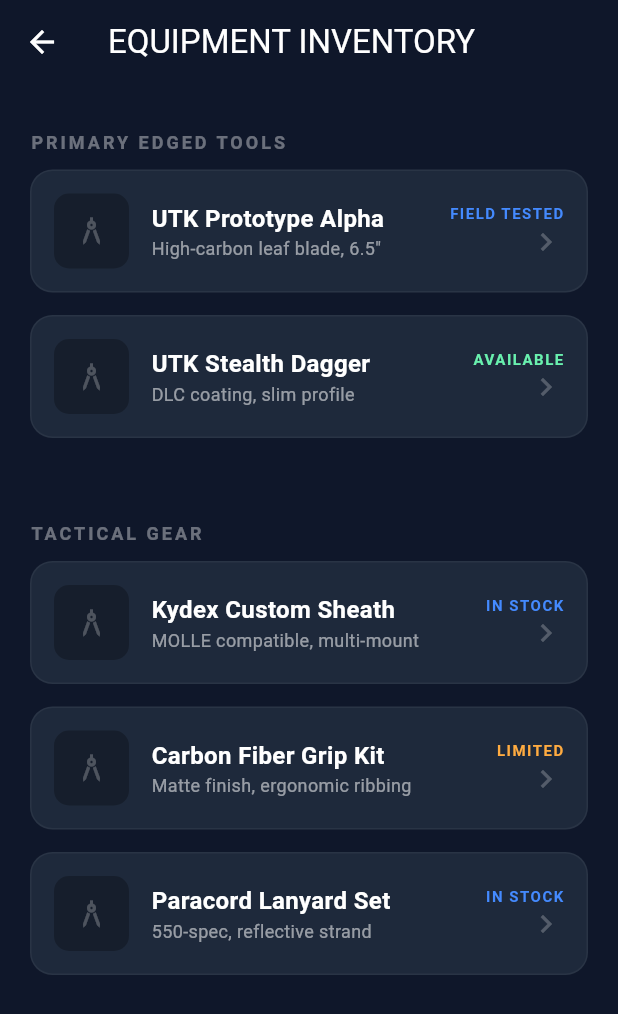
After one commit to lilianbrinzan/utk-moldova, a Flutter app: the screen it shows after launch, after a tap on "EQUIPMENT", on a phone screen of 412 x 824 dp. The commit adds this screen. Shown: the top 1014 px of the screen. Run offline on Flutter 3.47's test engine with Material 3 defaults, Android fonts, the phone set to English and light mode, and no system bars.

Commit message:
Add Mobile Engine - Flutter

```diff
--- a/utk_app/lib/main.dart
+++ b/utk_app/lib/main.dart
@@ -1,4 +1,5 @@
 import 'package:flutter/material.dart';
+import 'screens/inventory_screen.dart';
 
 void main() {
   runApp(const UTKApp());
@@ -56,10 +57,12 @@ class UTKDashboard extends StatelessWidget {
                 crossAxisSpacing: 15,
                 mainAxisSpacing: 15,
                 children: [
-                   _buildTacticalCard('Courses', Icons.school, Colors.blueAccent),
-                   _buildTacticalCard('Equipment', Icons.shield, Colors.grey),
-                   _buildTacticalCard('Techniques', Icons.military_tech, Colors.orangeAccent),
-                   _buildTacticalCard('Community', Icons.groups, Colors.blueAccent),
+                   _buildTacticalCard(context, 'Courses', Icons.school, Colors.blueAccent),
+                   _buildTacticalCard(context, 'Equipment', Icons.shield, Colors.grey, onTap: () {
+                     Navigator.push(context, MaterialPageRoute(builder: (context) => const InventoryScreen()));
+                   }),
+                   _buildTacticalCard(context, 'Techniques', Icons.military_tech, Colors.orangeAccent),
+                   _buildTacticalCard(context, 'Community', Icons.groups, Colors.blueAccent),
                 ],
               ),
             ),
@@ -78,8 +81,10 @@ class UTKDashboard extends StatelessWidget {
     );
   }
 
-  Widget _buildTacticalCard(String title, IconData icon, Color accent) {
-    return Container(
+  Widget _buildTacticalCard(BuildContext context, String title, IconData icon, Color accent, {VoidCallback? onTap}) {
+    return GestureDetector(
+      onTap: onTap,
+      child: Container(
         decoration: BoxDecoration(
           color: const Color(0xFF1E293B),
           borderRadius: BorderRadius.circular(20),
@@ -107,6 +112,7 @@ class UTKDashboard extends StatelessWidget {
             ),
           ],
         ),
+      ),
     );
   }
 }
--- /dev/null
+++ b/utk_app/lib/screens/inventory_screen.dart
@@ -0,0 +1,94 @@
+import 'package:flutter/material.dart';
+
+class InventoryScreen extends StatelessWidget {
+  const InventoryScreen({super.key});
+
+  @override
+  Widget build(BuildContext context) {
+    return Scaffold(
+      appBar: AppBar(
+        title: const Text('EQUIPMENT INVENTORY'),
+        backgroundColor: Colors.transparent,
+        elevation: 0,
+      ),
+      body: ListView(
+        padding: const EdgeInsets.all(20),
+        children: [
+          _buildInventoryHeader('Primary Edged Tools'),
+          _buildGearItem('UTK Prototype Alpha', 'High-carbon leaf blade, 6.5"', 'Field Tested', Colors.blueAccent),
+          _buildGearItem('UTK Stealth Dagger', 'DLC coating, slim profile', 'Available', Colors.greenAccent),
+          const SizedBox(height: 30),
+          _buildInventoryHeader('Tactical Gear'),
+          _buildGearItem('Kydex Custom Sheath', 'MOLLE compatible, multi-mount', 'In Stock', Colors.blueAccent),
+          _buildGearItem('Carbon Fiber Grip Kit', 'Matte finish, ergonomic ribbing', 'Limited', Colors.orangeAccent),
+          _buildGearItem('Paracord Lanyard Set', '550-spec, reflective strand', 'In Stock', Colors.blueAccent),
+        ],
+      ),
+    );
+  }
+
+  Widget _buildInventoryHeader(String title) {
+    return Padding(
+      padding: const EdgeInsets.symmetric(vertical: 10),
+      child: Text(
+        title.toUpperCase(),
+        style: const TextStyle(
+          color: Colors.white38,
+          fontSize: 12,
+          fontWeight: FontWeight.bold,
+          letterSpacing: 2,
+        ),
+      ),
+    );
+  }
+
+  Widget _buildGearItem(String name, String desc, String status, Color statusColor) {
+    return Container(
+      margin: const EdgeInsets.only(bottom: 15),
+      padding: const EdgeInsets.all(15),
+      decoration: BoxDecoration(
+        color: const Color(0xFF1E293B),
+        borderRadius: BorderRadius.circular(15),
+        border: Border.all(color: Colors.white.withOpacity(0.05)),
+      ),
+      child: Row(
+        children: [
+          Container(
+            width: 50,
+            height: 50,
+            decoration: BoxDecoration(
+              color: Colors.black26,
+              borderRadius: BorderRadius.circular(10),
+            ),
+            child: const Icon(Icons.architecture, color: Colors.white24),
+          ),
+          const SizedBox(width: 15),
+          Expanded(
+            child: Column(
+              crossAxisAlignment: CrossAxisAlignment.start,
+              children: [
+                Text(name, style: const TextStyle(fontSize: 16, fontWeight: FontWeight.bold)),
+                Text(desc, style: const TextStyle(fontSize: 12, color: Colors.white54)),
+              ],
+            ),
+          ),
+          Column(
+            crossAxisAlignment: CrossAxisAlignment.end,
+            children: [
+              Text(
+                status.toUpperCase(),
+                style: TextStyle(
+                  fontSize: 10,
+                  color: statusColor,
+                  fontWeight: FontWeight.bold,
+                  letterSpacing: 1,
+                ),
+              ),
+              const Icon(Icons.chevron_right, color: Colors.white24),
+            ],
+          ),
+        ],
+      ),
+    );
+  }
+}
```
Also changed, not shown: 2 other files. Lines whose indentation alone changed are shown as unchanged.
